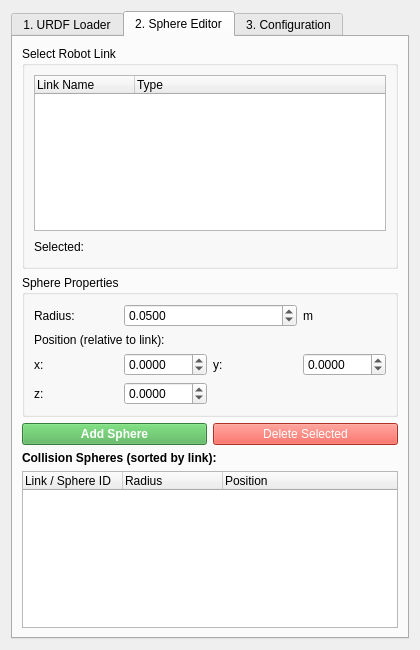
Lab-CORO/curobo_robot_setup, file ui/curobo_robot_setup.ui: the form before one commit.
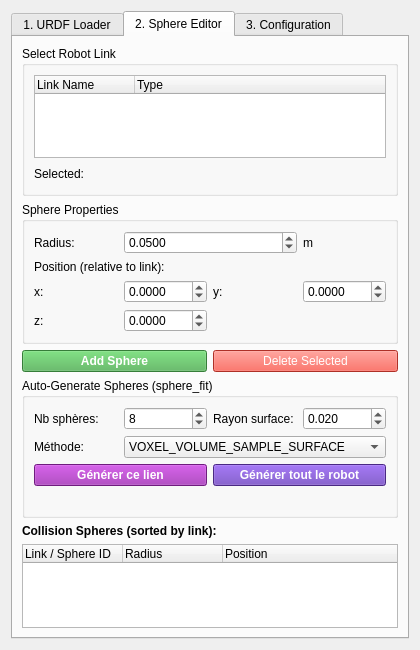
The form after the commit. The open tabs and pages were chosen to show the change.

Commit message: add auto sphere

What changed in the file:
```diff
--- a/ui/curobo_robot_setup.ui
+++ b/ui/curobo_robot_setup.ui
@@ -325,6 +325,89 @@
         </layout>
        </item>
        
+       <!-- Auto-Generate Spheres -->
+       <item>
+        <widget class="QGroupBox" name="groupBox_auto_gen">
+         <property name="title">
+          <string>Auto-Generate Spheres (sphere_fit)</string>
+         </property>
+         <layout class="QGridLayout" name="gridLayout_auto_gen">
+
+          <item row="0" column="0">
+           <widget class="QLabel" name="label_n_spheres">
+            <property name="text"><string>Nb sphères:</string></property>
+           </widget>
+          </item>
+          <item row="0" column="1">
+           <widget class="QSpinBox" name="spinBox_n_spheres">
+            <property name="minimum"><number>1</number></property>
+            <property name="maximum"><number>100</number></property>
+            <property name="value"><number>8</number></property>
+           </widget>
+          </item>
+          <item row="0" column="2">
+           <widget class="QLabel" name="label_surface_radius">
+            <property name="text"><string>Rayon surface:</string></property>
+           </widget>
+          </item>
+          <item row="0" column="3">
+           <widget class="QDoubleSpinBox" name="doubleSpinBox_surface_radius">
+            <property name="decimals"><number>3</number></property>
+            <property name="minimum"><double>0.001</double></property>
+            <property name="maximum"><double>0.200</double></property>
+            <property name="singleStep"><double>0.005</double></property>
+            <property name="value"><double>0.020</double></property>
+           </widget>
+          </item>
+
+          <item row="1" column="0">
+           <widget class="QLabel" name="label_fit_type">
+            <property name="text"><string>Méthode:</string></property>
+           </widget>
+          </item>
+          <item row="1" column="1" colspan="3">
+           <widget class="QComboBox" name="comboBox_fit_type">
+            <item><property name="text"><string>VOXEL_VOLUME_SAMPLE_SURFACE</string></property></item>
+            <item><property name="text"><string>VOXEL_SURFACE</string></property></item>
+            <item><property name="text"><string>VOXEL_VOLUME</string></property></item>
+            <item><property name="text"><string>VOXEL_VOLUME_INSIDE</string></property></item>
+            <item><property name="text"><string>SAMPLE_SURFACE</string></property></item>
+           </widget>
+          </item>
+
+          <item row="2" column="0" colspan="2">
+           <widget class="QPushButton" name="pushButton_gen_link">
+            <property name="text"><string>Générer ce lien</string></property>
+            <property name="minimumHeight"><number>32</number></property>
+            <property name="styleSheet">
+             <string>QPushButton { background-color: #9C27B0; color: white; font-weight: bold; }</string>
+            </property>
+           </widget>
+          </item>
+          <item row="2" column="2" colspan="2">
+           <widget class="QPushButton" name="pushButton_gen_all">
+            <property name="text"><string>Générer tout le robot</string></property>
+            <property name="minimumHeight"><number>32</number></property>
+            <property name="styleSheet">
+             <string>QPushButton { background-color: #673AB7; color: white; font-weight: bold; }</string>
+            </property>
+           </widget>
+          </item>
+
+          <item row="3" column="0" colspan="4">
+           <widget class="QLabel" name="label_gen_status">
+            <property name="text"><string></string></property>
+            <property name="wordWrap"><bool>true</bool></property>
+            <property name="styleSheet">
+             <string>QLabel { color: gray; font-style: italic; }</string>
+            </property>
+           </widget>
+          </item>
+
+         </layout>
+        </widget>
+       </item>
+
        <!-- Spheres List -->
        <item>
         <widget class="QLabel" name="label_sphere_list_title">
```
The commit also changes 11 other files.
